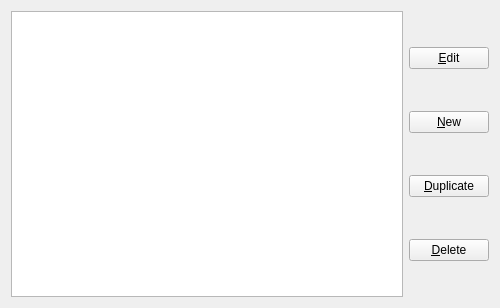
KDE/khotkeys, file kcm_hotkeys/helper_widgets/window_definition_list_widget.ui: the form before one commit.
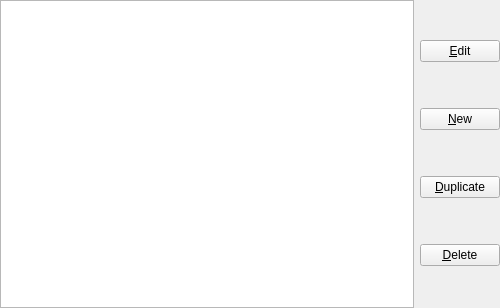
The form after the commit.

Commit message: Try to remove some double margins. I hope it is now better than before ... i'm not sure :-)

Patch:
```diff
--- a/kcm_hotkeys/helper_widgets/window_definition_list_widget.ui
+++ b/kcm_hotkeys/helper_widgets/window_definition_list_widget.ui
@@ -13,6 +13,9 @@
    <string>Form</string>
   </property>
   <layout class="QHBoxLayout" name="horizontalLayout" >
+   <property name="margin" >
+    <number>0</number>
+   </property>
    <item>
     <widget class="QListWidget" name="list" />
    </item>
```
The commit also changes 8 other files.
